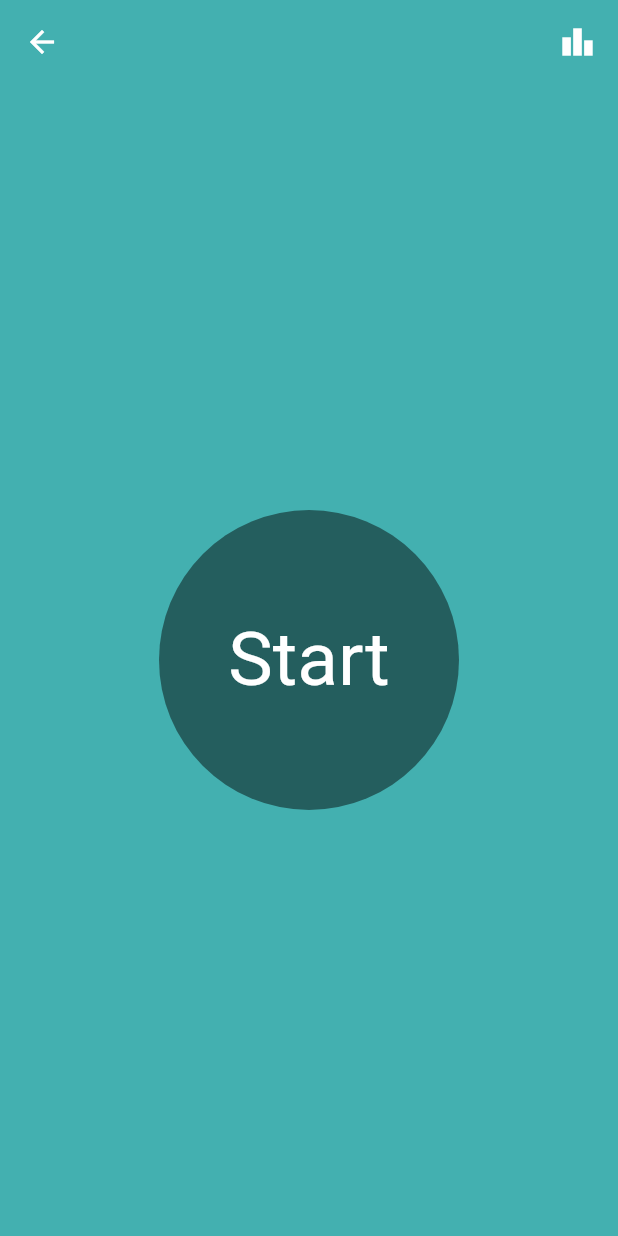
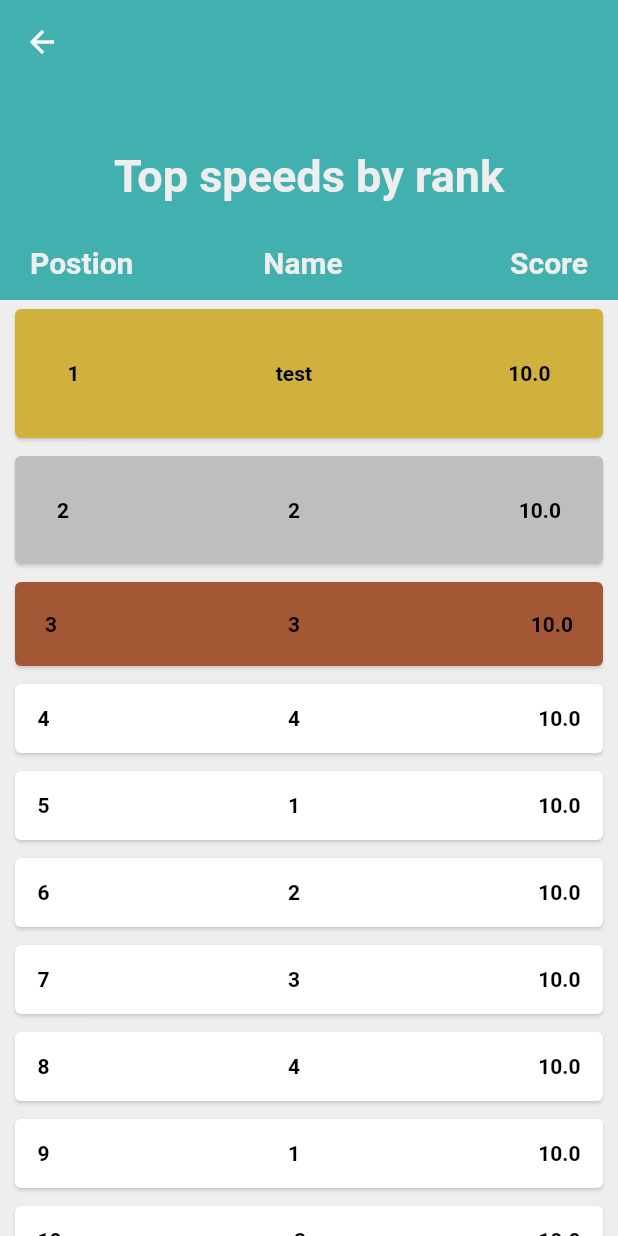
Before and after one commit to DeMoManique/SoftwareProjektJuni, a Flutter app: the SpeedPage screen opened by its route, after a tap on the "leaderboard" icon, on a phone screen of 412 x 824 dp. Run offline on Flutter 3.47's test engine with Material 2 defaults, Android fonts, the phone set to English and light mode, and no system bars; our stand-ins replace cloud_firestore, firebase_auth, firebase_core, geolocator; accounts and stored records are empty; network calls fail.

Commit message:
Leaderboard UI

```diff
--- /dev/null
+++ b/life_hub/lib/Pages/leaderBoardScreen.dart
@@ -0,0 +1,225 @@
+import 'package:cloud_firestore/cloud_firestore.dart';
+import 'package:firebase_auth/firebase_auth.dart';
+import 'package:flutter/material.dart';
+import 'package:life_hub/Widgets/widgetComponents.dart';
+
+void main() => runApp(MaterialApp(home: LeaderboardScreen()));
+
+class LeaderboardScreen extends StatefulWidget {
+  const LeaderboardScreen({super.key});
+
+  @override
+  State<LeaderboardScreen> createState() => _LeaderboardScreenState();
+}
+
+class _LeaderboardScreenState extends State<LeaderboardScreen> {
+  Map<String, String> speeds = {};
+  Future getSpeeds() async {
+    await FirebaseFirestore.instance
+        .collection('users')
+        .get()
+        .then((snapshot) => snapshot.docs.forEach((element) {
+              print(element.reference);
+            }));
+  }
+
+  @override
+  void initState() {
+    getSpeeds();
+    super.initState();
+  }
+
+  List<String> names = [
+    "1",
+    "2",
+    "3",
+    "4",
+    "1",
+    "2",
+    "3",
+    "4",
+    "1",
+    "2",
+    "3",
+    "4",
+    "1",
+    "2",
+    "3",
+    "4",
+    "1",
+    "2",
+    "3",
+    "4",
+    "1",
+    "2",
+    "3",
+    "4",
+    "1",
+    "2",
+    "3",
+    "4",
+    "1",
+    "2",
+    "3",
+    "4"
+  ];
+  List<String> litems = [
+    "1",
+    "2",
+    "3",
+    "4",
+    "1",
+    "2",
+    "3",
+    "4",
+    "1",
+    "2",
+    "3",
+    "4",
+    "1",
+    "2",
+    "3",
+    "4",
+    "1",
+    "2",
+    "3",
+    "4",
+    "1",
+    "2",
+    "3",
+    "4",
+    "1",
+    "2",
+    "3",
+    "4",
+    "1",
+    "2",
+    "3",
+    "4"
+  ];
+  @override
+  Widget build(BuildContext context) {
+    return Scaffold(
+      body: CustomScrollView(
+        slivers: <Widget>[
+          SliverAppBar(
+            backgroundColor: Color.fromRGBO(67, 176, 176, 1),
+            pinned: true,
+            snap: false,
+            floating: false,
+            expandedHeight: 200.0,
+            bottom: PreferredSize(
+              preferredSize: Size.fromHeight(4.0),
+              child: Container(
+                height: 50,
+                child: Container(
+                  child: Padding(
+                    padding: const EdgeInsets.fromLTRB(20, 0, 20, 0),
+                    child: Row(
+                      mainAxisAlignment: MainAxisAlignment.spaceBetween,
+                      children: [
+                        Text("Postion",
+                            style: TextStyle(
+                                color: Colors.grey[200],
+                                fontWeight: FontWeight.bold,
+                                fontSize: 20)),
+                        Padding(
+                          padding: EdgeInsets.fromLTRB(0, 0, 25, 0),
+                          child: Text(
+                            "Name",
+                            style: TextStyle(
+                                color: Colors.grey[200],
+                                fontWeight: FontWeight.bold,
+                                fontSize: 20),
+                          ),
+                        ),
+                        Text(
+                          "Score",
+                          style: TextStyle(
+                              color: Colors.grey[200],
+                              fontWeight: FontWeight.bold,
+                              fontSize: 20),
+                        )
+                      ],
+                    ),
+                  ),
+                ),
+              ),
+            ),
+            flexibleSpace: FlexibleSpaceBar(
+              background: Container(
+                color: Color.fromRGBO(67, 176, 176, 1),
+                child: Column(
+                  children: [
+                    Padding(
+                      padding: const EdgeInsets.only(top: 100.0),
+                      child: Text(
+                        "Top speeds by rank",
+                        style: TextStyle(
+                            fontSize: 30,
+                            color: Colors.grey[200],
+                            fontWeight: FontWeight.bold),
+                      ),
+                    ),
+                  ],
+                ),
+              ),
+            ),
+          ),
+          SliverList(
+              delegate: SliverChildBuilderDelegate(
+            (BuildContext context, int index) => buildList(context, index),
+            childCount: litems.length,
+          ))
+        ],
+      ),
+    );
+  }
+
+  Widget buildList(BuildContext txt, int index) {
+    int ind = index + 1;
+    final pos = litems[index];
+    final name = names[index];
+
+    Widget listItem;
+
+    if (ind == 1) {
+      listItem = myLeaderBoardCard(
+          pos: ind.toString(),
+          Color: Color(0xFFD0B13E),
+          name: "test",
+          padding: 35.0,
+          speed: "10.0");
+    } else if (ind == 2) {
+      listItem = myLeaderBoardCard(
+          pos: ind.toString(),
+          Color: const Color.fromARGB(255, 190, 190, 190),
+          name: name,
+          padding: 28.0,
+          speed: "10.0");
+    } else if (ind == 3) {
+      listItem = myLeaderBoardCard(
+          pos: ind.toString(),
+          Color: Color(0xFFA45735),
+          name: name,
+          padding: 20.0,
+          speed: "10.0");
+    } else {
+      listItem = myLeaderBoardCard(
+          pos: ind.toString(),
+          Color: Colors.white,
+          name: name,
+          padding: 15.0,
+          speed: "10.0");
+    }
+
+    return Stack(
+      children: [
+        Container(
+          color: Colors.grey[200],
+          child: listItem,
+        ),
+      ],
+    );
+  }
+}
--- a/life_hub/lib/Widgets/widgetComponents.dart
+++ b/life_hub/lib/Widgets/widgetComponents.dart
@@ -67,3 +67,47 @@ class MyButton extends StatelessWidget {
     );
   }
 }
+
+class myLeaderBoardCard extends StatelessWidget {
+  final String pos;
+  final String name;
+  final Color;
+  final String speed;
+  final double padding;
+  const myLeaderBoardCard(
+      {required this.pos,
+      required this.Color,
+      required this.name,
+      required this.padding,
+      required this.speed});
+
+  @override
+  Widget build(BuildContext context) {
+    return Card(
+      margin: new EdgeInsets.symmetric(horizontal: 10.0, vertical: 6.0),
+      shadowColor: Colors.grey[200],
+      color: this.Color,
+      child: Container(
+        padding: EdgeInsets.all(this.padding),
+        child: Row(
+          mainAxisAlignment: MainAxisAlignment.spaceBetween,
+          children: [
+            Text(this.pos,
+                style: TextStyle(
+                    color: Colors.black, fontWeight: FontWeight.bold)),
+            Text(
+              name,
+              style:
+                  TextStyle(color: Colors.black, fontWeight: FontWeight.bold),
+            ),
+            Text(
+              this.speed,
+              style:
+                  TextStyle(color: Colors.black, fontWeight: FontWeight.bold),
+            )
+          ],
+        ),
+      ),
+    );
+  }
+}
--- a/life_hub/lib/Widgets/widgetRun.dart
+++ b/life_hub/lib/Widgets/widgetRun.dart
@@ -1,7 +1,10 @@
 import 'dart:async';
 
+import 'package:cloud_firestore/cloud_firestore.dart';
+import 'package:firebase_auth/firebase_auth.dart';
 import 'package:flutter/material.dart';
 import 'package:geolocator/geolocator.dart';
+import 'package:life_hub/Pages/leaderBoardScreen.dart';
 import 'package:life_hub/Widgets/widgetShapes.dart';
 
 @override
@@ -42,6 +45,25 @@ class _SpeedPage extends State<SpeedPage> {
     super.initState();
     _getLocation();
     showSpeed = false;
+  }
+
+  Future<void> saveUserTopSpeed() async {
+    try {
+      final user = FirebaseAuth.instance.currentUser;
+      if (user != null) {
+        final userRef =
+            FirebaseFirestore.instance.collection('users').doc(user.uid);
+        final userData = await userRef.get();
+
+        if (userData.exists && userData.get('topSpeed') < topSpeed) {
+          // User already exists, update their topSpeed field
+          await userRef.update({'topSpeed': topSpeed});
+        } else if (!userData.exists) {
+          // User doesn't exist, create a new user document
+          await userRef.set({'name': user.displayName, 'topSpeed': topSpeed});
+        }
+      }
+    } catch (e) {}
   }
 
   String text = "Start";
@@ -107,7 +129,12 @@ class _SpeedPage extends State<SpeedPage> {
         Padding(
           padding: const EdgeInsets.fromLTRB(0, 0, 15, 0),
           child: GestureDetector(
-            onTap: () {},
+            onTap: () {
+              Navigator.push(
+                  context,
+                  MaterialPageRoute(
+                      builder: (context) => const LeaderboardScreen()));
+            },
             child: Icon(Icons.leaderboard),
           ),
         )
@@ -124,6 +151,7 @@ class _SpeedPage extends State<SpeedPage> {
                 }
                 if (text == "Stop") {
                   stopRecordingSpeed();
+                  saveUserTopSpeed();
                   showDialog(
                     context: context,
                     builder: (context) => AlertDialog(
--- a/life_hub/lib/main.dart
+++ b/life_hub/lib/main.dart
@@ -1,6 +1,7 @@
 import 'dart:async';
 import 'package:firebase_auth/firebase_auth.dart';
 import 'package:firebase_core/firebase_core.dart';
+import 'package:life_hub/Pages/leaderBoardScreen.dart';
 import 'package:life_hub/Pages/signinScreen.dart';
 import 'package:flutter/material.dart';
 import 'package:life_hub/Widgets/widgetAnalogClock.dart';
@@ -59,6 +60,7 @@ class MyApp extends StatelessWidget {
         '/TODOScreen': (context) => todoScreen,
         '/WeatherScreen': (context) => weatherScreen,
         '/speedPage': (context) => const SpeedPage(),
+        '/leaderboardPage': (context) => const LeaderboardScreen(),
       },
     );
   }
--- a/life_hub/pubspec.yaml
+++ b/life_hub/pubspec.yaml
@@ -31,12 +31,14 @@ dependencies:
   flutter:
     sdk: flutter
   geolocator: ^9.0.0
+  firebase_auth: ^4.6.3
+  cloud_firestore: ^4.8.1
 
   # The following adds the Cupertino Icons font to your application.
   # Use with the CupertinoIcons class for iOS style icons.
   cupertino_icons: ^1.0.2
   http: ^1.0.0
-  firebase_auth: ^4.6.3
+
 
 dev_dependencies:
   flutter_test:
```
Also changed, not shown: life_hub/pubspec.lock, 2 other files.
